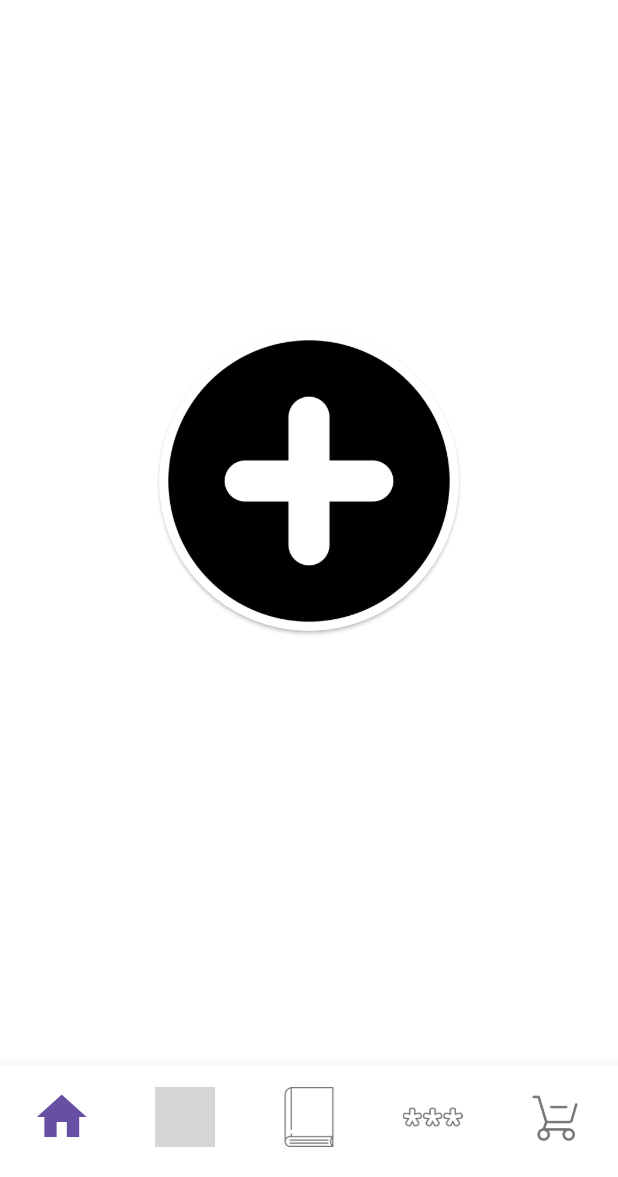
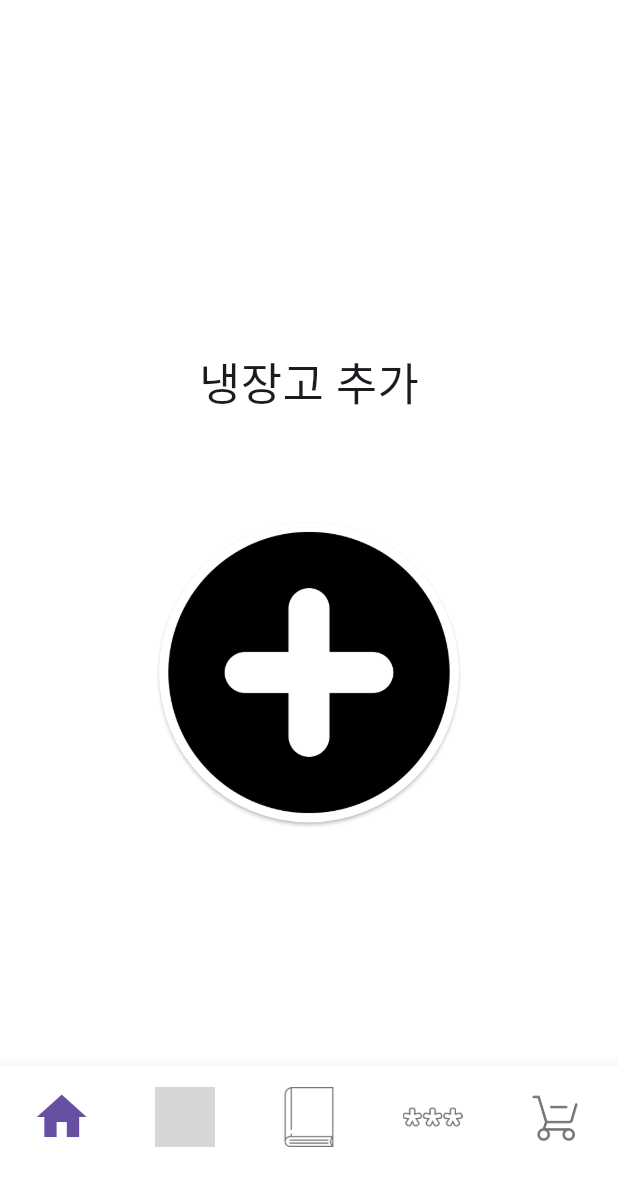
Before and after one commit to CSID-DGU/2025-2-CECD2-3-Xnd-04, a Flutter app: the HomeView screen opened by its route, on a phone screen of 412 x 824 dp, the part 59-1236 px from its top. Run offline on Flutter 3.47's test engine with Material 3 defaults, Android fonts, the phone set to English and light mode, and no system bars; our stand-ins replace firebase_core; missing offline and left inert: kakao_flutter_sdk_user; accounts and stored records are empty; grey boxes are pictures that could not be loaded.

Commit message:
Feat - Swiping(1st)

```diff
--- a/Frontend/lib/Abstracts/RefrigeratorAbstract.dart
+++ b/Frontend/lib/Abstracts/RefrigeratorAbstract.dart
@@ -8,4 +8,6 @@ abstract class RefrigeratorAbstract{
 
   void getRefrigerator();
   void modify({int? number, int? level, String? label, String? modelName});
+
+  Map<String, dynamic> toMap();
 }
--- a/Frontend/lib/Views/AlertView.dart
+++ b/Frontend/lib/Views/AlertView.dart
@@ -1,6 +1,8 @@
 import 'package:flutter/material.dart';
 import 'package:Frontend/Views/LoginView.dart';
 
+
+// 이거 모달창으로 수정
 class AlertView extends StatefulWidget {
   const AlertView({Key? key}) : super(key: key);
   static String routeName = "/Alert_page";
--- a/Frontend/lib/Views/CartView.dart
+++ b/Frontend/lib/Views/CartView.dart
@@ -26,7 +26,7 @@ class CartPage extends State<CartView> {
       // 냉장고 선택 페이지 UI
         appBar: basicBar(),
         backgroundColor: Colors.white,
-        bottomNavigationBar: MainBottomView(),
+        bottomNavigationBar: const MainBottomView(),
         body: Center(
             child: Column(
                 mainAxisAlignment: MainAxisAlignment.start,
--- a/Frontend/lib/Views/FavoritesView.dart
+++ b/Frontend/lib/Views/FavoritesView.dart
@@ -25,7 +25,7 @@ class FavoritesPage extends State<FavoritesView> {
       // 냉장고 선택 페이지 UI
         appBar: basicBar(),
         backgroundColor: Colors.white,
-        bottomNavigationBar: MainBottomView(),
+        bottomNavigationBar: const MainBottomView(),
         body: Center(
             child: Column(
                 mainAxisAlignment: MainAxisAlignment.start,
--- a/Frontend/lib/Views/HomeView.dart
+++ b/Frontend/lib/Views/HomeView.dart
@@ -1,53 +1,52 @@
 import 'package:flutter/material.dart';
-import 'package:Frontend/Abstracts/kakaoLogin.dart';
-import 'package:Frontend/Models/RefrigeratorModel.dart';
-import 'package:Frontend/Models/LoginModel.dart';
 import 'package:Frontend/Views/MainFrameView.dart';
 import 'package:Frontend/Views/IngredientsView.dart';
+import 'package:Frontend/Models/RefrigeratorModel.dart';
 
-bool isButtonClicked = false;
+bool isPlusButtonClicked = false;
+List<Refrigerator> refrigerators = [];
+int numOfRefrigerator = refrigerators.length;
 
-class HomeView extends StatefulWidget {
-  const HomeView({Key? key}) : super(key: key);
+class InitialHomeView extends StatefulWidget {
+  const InitialHomeView({Key? key}) : super(key: key);
 
   @override
-  State<HomeView> createState() => HomePage();
+  State<InitialHomeView> createState() => InitialHomePage();
 }
 
-class HomePage extends State<HomeView> {
-  static var Refrigerators = [-1];
-  int numOfRefrigerator = Refrigerators.length - 1;
-  int levelOfRefrigerator = 1;
+class InitialHomePage extends State<InitialHomeView> {
+  int levelOfRefrigerator = 0;
 
   @override
   Widget build(BuildContext context) {
 
     double screenWidth = MediaQuery.of(context).size.width;
     double screenHeight = MediaQuery.of(context).size.height;
-    int boxSize = (numOfRefrigerator < 4)? 200 : 250;
 
+    // 냉장고가 0개인 경우 UI
     return Scaffold(
       // 냉장고 선택 페이지 UI
       appBar: basicBar(),
       backgroundColor: Colors.white,
-      bottomNavigationBar: MainBottomView(),
+      bottomNavigationBar: const MainBottomView(),
       body: Center(
         child: Column(
           mainAxisAlignment: MainAxisAlignment.start,
           children: <Widget>[
             const mainAppBar(),
-            SizedBox(width: screenWidth * 0.8, height: screenHeight / 2 - boxSize),
+            SizedBox(height: screenHeight / 2 - 200),
 
-            (!isButtonClicked) ?
+            (!isPlusButtonClicked) ?
 
             Container(
               child: ElevatedButton(
                 onPressed: () async {
                   setState(() {
-                        isButtonClicked = true;
-                        numOfRefrigerator += 1;});
+                    isPlusButtonClicked = true;
+                  });
                 },
-                    child: Image.asset('assets/images/plus.png', width: 200, height: 200),
+                child: Image.asset(
+                    'assets/images/plus.png', width: 200, height: 200),
                 style: ElevatedButton.styleFrom(
                   backgroundColor: Colors.white,
                   shape: const CircleBorder(),
@@ -59,11 +58,11 @@ class HomePage extends State<HomeView> {
             Container(
                 width: screenWidth * 0.7,
                 height: 300,
-                decoration: BoxDecoration(// Container의 배경색
+                decoration: BoxDecoration( // Container의 배경색
                   borderRadius: BorderRadius.circular(20),
                   border: Border.all(
                     width: 10,
-                    color: Colors.black,// 테두리 두께
+                    color: Colors.black, // 테두리 두께
                   ),
                 ),
                 child: Column(
@@ -74,12 +73,14 @@ class HomePage extends State<HomeView> {
                         children: <Widget>[
                           ElevatedButton(onPressed: () async {
                             setState(() {
-                              if(levelOfRefrigerator > 0){
+                              if (levelOfRefrigerator > 0) {
                                 levelOfRefrigerator -= 1;
                               }
                             });
                           },
-                            child: Image.asset('assets/images/minus.png', width: 70, height: 70),
+                            child: Image.asset(
+                                'assets/images/minus.png', width: 70,
+                                height: 70),
                             style: ElevatedButton.styleFrom(
                               backgroundColor: Colors.white,
                               shape: const CircleBorder(),
@@ -87,15 +88,18 @@ class HomePage extends State<HomeView> {
                           ),
                           SizedBox(width: 90, height: 70, child: Text(
                             levelOfRefrigerator.toString(),
-                              style: const TextStyle(fontSize: 50), textAlign: TextAlign.center,)),
+                            style: const TextStyle(fontSize: 50),
+                            textAlign: TextAlign.center,)),
                           ElevatedButton(onPressed: () async {
                             setState(() {
-                              if(levelOfRefrigerator < 6){
+                              if (levelOfRefrigerator < 6) {
                                 levelOfRefrigerator += 1;
                               }
                             });
                           },
-                            child: Image.asset('assets/images/levelplus.png', width: 70, height: 70),
+                            child: Image.asset(
+                                'assets/images/levelplus.png', width: 70,
+                                height: 70),
                             style: ElevatedButton.styleFrom(
                               backgroundColor: Colors.white,
                               shape: const CircleBorder(),
@@ -105,19 +109,20 @@ class HomePage extends State<HomeView> {
                       ),
                       SizedBox(height: 80,),
                       SizedBox(
-                        height : 70,
-                        width : 120,
-                        child : ElevatedButton(onPressed: () {
+                          height: 70,
+                          width: 120,
+                          child: ElevatedButton(onPressed: () {
                             setState(() {
-                            Refrigerators.add(levelOfRefrigerator);
-                            pages[1] = IngredientsView(levelOfRefrigerator: Refrigerators[numOfRefrigerator]);
-                            print('현재 냉장고 수 : ${Refrigerators.length - 1}');
-                            Navigator.push(context,
-                                MaterialPageRoute(
-                                    builder: (i) => pages[0]
-                                )
+                              refrigerators.add(Refrigerator(
+                                  number: numOfRefrigerator + 1,
+                                  level: levelOfRefrigerator,
+                                  label: '${numOfRefrigerator + 1}번 냉장고',
+                                  modelName: 'R${numOfRefrigerator + 1}')
                               );
-                            isButtonClicked = false;
+                              pages[1] = IngredientsView(refrigerator: refrigerators[numOfRefrigerator]);
+                              Navigator.of(context).pushNamed('/' + pages[5].toString());
+                              numOfRefrigerator += 1;
+                              isPlusButtonClicked = false;
                             });
                           },
                               style: ElevatedButton.styleFrom(
@@ -131,7 +136,8 @@ class HomePage extends State<HomeView> {
                                   borderRadius: BorderRadius.circular(20),
                                 ),
                               ),
-                          child: Text('확  인', style: const TextStyle(fontWeight: FontWeight.bold, fontSize: 20))
+                              child: Text('확  인', style: const TextStyle(
+                                  fontWeight: FontWeight.bold, fontSize: 20))
                           )
                       )
                     ]
@@ -143,3 +149,85 @@ class HomePage extends State<HomeView> {
     );
   }
 }
+
+class HomeView extends StatefulWidget {
+  const HomeView({Key? key}) : super(key: key);
+
+  @override
+  State<HomeView> createState() => HomePage();
+}
+
+class HomePage extends State<HomeView> {
+  @override
+  Widget build(BuildContext context) {
+    double screenWidth = MediaQuery.of(context).size.width;
+    double screenHeight = MediaQuery.of(context).size.height;
+    double boxSize = screenHeight * 0.25;
+
+    return Scaffold(
+        appBar: basicBar(),
+        backgroundColor: Colors.white,
+        bottomNavigationBar: const MainBottomView(),
+        body: Center(
+        child: Column(
+          mainAxisAlignment: MainAxisAlignment.start,
+          children: <Widget>[
+            const mainAppBar(),
+            Container(
+              height: screenHeight - 150,
+              child: PageView.builder(
+                  controller: PageController(),
+                  itemCount: refrigerators.length + 1,
+                  itemBuilder: (context, index) =>
+                      Container(
+                        child: Column(
+                            mainAxisAlignment: MainAxisAlignment.start,
+                            children: <Widget>[
+                              SizedBox(height: screenHeight / 3 - 50),
+
+                              if (index != refrigerators.length) Text('${index + 1}번 냉장고',style: TextStyle(fontSize: 30))
+                              else Text('냉장고 추가',style: TextStyle(fontSize: 30)),
+
+                              SizedBox(height: 70),
+
+                              if (index != refrigerators.length)
+                                ElevatedButton(
+                                  onPressed: () async {
+                                    setState(() {
+                                      isPlusButtonClicked = true;
+                                      pages[1] = IngredientsView(refrigerator: refrigerators[index]);
+                                      Navigator.of(context).pushNamed('/' + pages[1].toString());
+                                    });
+                                  },
+                                  child: Image.asset('assets/refrigerators/R${index + 1}.png', width: 300, height: 300),
+                                  style: ElevatedButton.styleFrom(
+                                    backgroundColor: Colors.white,
+                                    shape: const CircleBorder(),
+                                  ),
+                                )
+
+                              else
+                                ElevatedButton(
+                                  onPressed: () async {
+                                    setState(() {
+                                      isPlusButtonClicked = true;
+                                      Navigator.of(context).pushNamed('/' + pages[0].toString());
+                                    });
+                                  },
+                                  child: Image.asset('assets/images/plus.png', width: 200, height: 200),
+                                  style: ElevatedButton.styleFrom(
+                                    backgroundColor: Colors.white,
+                                    shape: const CircleBorder(),
+                                  ),
+                                )
+                            ]
+                        ),
+                      ),
+              ),
+            ),
+          ]
+        )
+      )
+    );
+  }
+}
--- a/Frontend/lib/Views/LoginView.dart
+++ b/Frontend/lib/Views/LoginView.dart
@@ -48,7 +48,7 @@ class LoginPage extends State<LoginView>{
                 onPressed: () async {
                   await loginViewModel.login();
                   Navigator.push(context, MaterialPageRoute(
-                    builder: (i) => const HomeView(),
+                    builder: (i) => pages[0],
                   ));
                 },
                 child: Row(
--- a/Frontend/lib/Views/MainFrameView.dart
+++ b/Frontend/lib/Views/MainFrameView.dart
@@ -6,14 +6,15 @@ import 'package:Frontend/Views/FavoritesView.dart';
 import 'package:Frontend/Views/CartView.dart';
 import 'package:Frontend/Views/AlertView.dart';
 import 'package:Frontend/Views/SettingView.dart';
-
+import 'package:Frontend/Models/RefrigeratorModel.dart';
 
 List<Widget> pages = [
-  const HomeView(),
-  const IngredientsView(levelOfRefrigerator: 0,),
+  const InitialHomeView(),
+  IngredientsView(refrigerator: Refrigerator(),),
   const RecipeView(),
   const FavoritesView(),
   const CartView(),
+  const HomeView(),
   const AlertView(),
   const SettingView(),
 ];
@@ -36,10 +37,7 @@ class mainAppBar extends StatelessWidget{
           SizedBox(width: screenWidth - 250),
           FilledButton(
               onPressed: () {
-                Navigator.push(context, MaterialPageRoute(
-                  builder: (i) => pages[5],
-                  )
-                );
+                Navigator.of(context).pushNamed('/' + pages[6].toString());
               },
               child: Image.asset('assets/images/alert.png', width: 30, height: 30, fit: BoxFit.cover),
               style: FilledButton.styleFrom(
@@ -49,10 +47,7 @@ class mainAppBar extends StatelessWidget{
           ),
           FilledButton(
               onPressed: () {
-                Navigator.push(context, MaterialPageRoute(
-                builder: (i) => pages[6],
-                  )
-                );
+                Navigator.of(context).pushNamed('/' + pages[7].toString());
               },
               child: Image.asset('assets/images/setting.png', width: 30, height: 30, fit: BoxFit.cover),
               style: FilledButton.styleFrom(
@@ -85,9 +80,13 @@ class MainBottomView extends StatefulWidget {
 
 class MainBottomBar extends State<MainBottomView> {
 
+  // 관리하는 냉장고의 UI 수에 따라 화면을 새로 그림
   void onItemTapped(int index) {
     setState(() {
-      Navigator.of(context).pushNamed('/' + pages[index].toString());
+      if(refrigerators.length != 0 && index == 0)
+        Navigator.of(context).pushNamed('/' + pages[5].toString());
+      else
+        Navigator.of(context).pushNamed('/' + pages[index].toString());
     });
   }
 
@@ -102,11 +101,11 @@ class MainBottomBar extends State<MainBottomView> {
       items: const [
         BottomNavigationBarItem(
           icon: Icon(Icons.home, size: 40),
-          label: 'refrigerator',
+          label: 'home',
         ),
         BottomNavigationBarItem(
           icon: ImageIcon(AssetImage('assets/images/menu.png'), size: 40),
-          label: 'menu',
+          label: 'refrigerator',
         ),
         BottomNavigationBarItem(
           icon: ImageIcon(AssetImage('assets/images/recipe.png'), size: 40),
--- a/Frontend/lib/Views/RecipeView.dart
+++ b/Frontend/lib/Views/RecipeView.dart
@@ -26,7 +26,7 @@ class RecipePage extends State<RecipeView> {
       // 냉장고 선택 페이지 UI
         appBar: basicBar(),
         backgroundColor: Colors.white,
-        bottomNavigationBar: MainBottomView(),
+        bottomNavigationBar: const MainBottomView(),
         body: Center(
             child: Column(
                 mainAxisAlignment: MainAxisAlignment.start,
--- a/Frontend/pubspec.yaml
+++ b/Frontend/pubspec.yaml
@@ -32,3 +32,6 @@ flutter:
     - assets/images/plus.png
     - assets/images/levelplus.png
     - assets/images/minus.png
+    - assets/refrigerators/R1.png
+    - assets/refrigerators/R2.png
+    - assets/refrigerators/R3.png
```
Also changed, not shown: Frontend/lib/Models/RefrigeratorModel.dart (+15 -1 lines), Frontend/lib/Views/IngredientsView.dart (+12 -9 lines), Frontend/lib/main.dart (+4 -3 lines), Frontend/assets/refrigerators/R1.png (added), Frontend/assets/refrigerators/R2.png (added), Frontend/assets/refrigerators/R3.png (added), 1 other file. Lines whose indentation alone changed are shown as unchanged.
